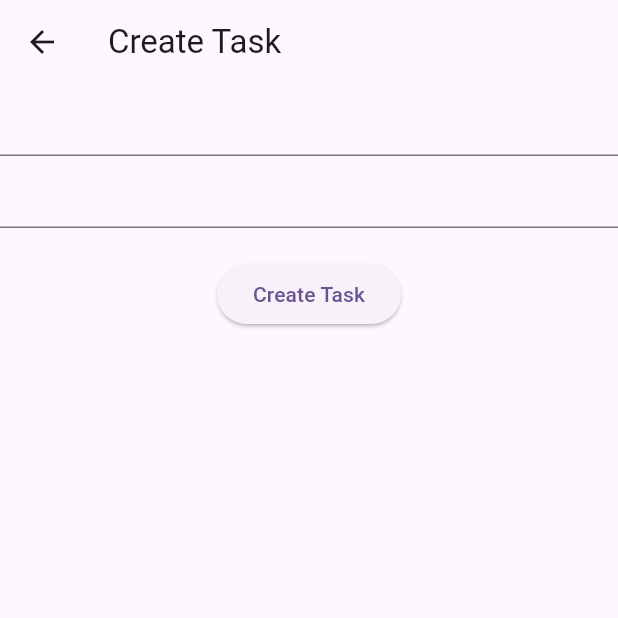
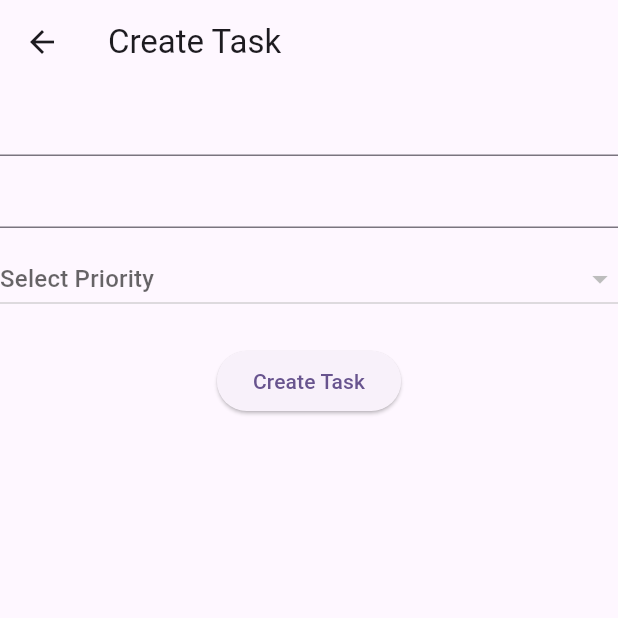
Before and after one commit to MuhammadAliKust/Flutter-B23-Firebase, a Flutter app: the screen it shows after launch, after a tap on the "add" icon, on a phone screen of 412 x 824 dp, the top half of it. Run offline on Flutter 3.47's test engine with Material 3 defaults, Android fonts, the phone set to English and light mode, and no system bars; our stand-ins replace cloud_firestore, firebase_core; accounts and stored records are empty.

Commit message:
Task and Priority Task Done

```diff
--- a/lib/models/task.dart
+++ b/lib/models/task.dart
@@ -12,6 +12,7 @@ class TaskModel {
   final String? title;
   final String? description;
   final String? image;
+  final String? priorityID;
   final bool? isCompleted;
   final int? createdAt;
 
@@ -19,6 +20,7 @@ class TaskModel {
     this.docId,
     this.title,
     this.description,
+    this.priorityID,
     this.image,
     this.isCompleted,
     this.createdAt,
@@ -30,6 +32,7 @@ class TaskModel {
     description: json["description"],
     image: json["image"],
     isCompleted: json["isCompleted"],
+    priorityID: json["priorityID"],
     createdAt: json["createdAt"],
   );
 
@@ -38,6 +41,7 @@ class TaskModel {
     "title": title,
     "description": description,
     "image": image,
+    "priorityID": priorityID,
     "isCompleted": isCompleted,
     "createdAt": createdAt,
   };
--- a/lib/services/priority.dart
+++ b/lib/services/priority.dart
@@ -30,6 +30,20 @@ class PriorityServices {
         );
   }
 
+  ///Get All Priorities
+  Future<List<PriorityModel>> getAllPrioritiesViaFuture() {
+    return FirebaseFirestore.instance
+        .collection(kPriorityCollection)
+        .get()
+        .then(
+          (priorityList) => priorityList.docs
+              .map(
+                (priorityJson) => PriorityModel.fromJson(priorityJson.data()),
+              )
+              .toList(),
+        );
+  }
+
   ///Update Priority
   Future updatePriority(PriorityModel model) async {
     return await FirebaseFirestore.instance
--- a/lib/views/create_task.dart
+++ b/lib/views/create_task.dart
@@ -1,5 +1,7 @@
 import 'package:flutter/material.dart';
+import 'package:flutter_b23_firebase/models/priority.dart';
 import 'package:flutter_b23_firebase/models/task.dart';
+import 'package:flutter_b23_firebase/services/priority.dart';
 import 'package:flutter_b23_firebase/services/task.dart';
 
 class CreateTaskView extends StatefulWidget {
@@ -16,6 +18,19 @@ class _CreateTaskViewState extends State<CreateTaskView> {
 
   bool isLoading = false;
 
+  List<PriorityModel> priorityList = [];
+
+  PriorityModel? selectedPriority;
+
+  @override
+  void initState() {
+    PriorityServices().getAllPrioritiesViaFuture().then((val) {
+      priorityList = val;
+      setState(() {});
+    });
+    super.initState();
+  }
+
   @override
   Widget build(BuildContext context) {
     return Scaffold(
@@ -24,6 +39,22 @@ class _CreateTaskViewState extends State<CreateTaskView> {
         children: [
           TextField(controller: titleController),
           TextField(controller: descriptionController),
+          SizedBox(height: 10),
+          DropdownButton(
+            items: priorityList.map((priority) {
+              return DropdownMenuItem(
+                child: Text(priority.name.toString()),
+                value: priority,
+              );
+            }).toList(),
+            hint: Text("Select Priority"),
+            value: selectedPriority,
+            isExpanded: true,
+            onChanged: (val) {
+              selectedPriority = val;
+              setState(() {});
+            },
+          ),
           SizedBox(height: 20),
           isLoading
               ? Center(child: CircularProgressIndicator())
@@ -51,6 +82,7 @@ class _CreateTaskViewState extends State<CreateTaskView> {
                               title: titleController.text,
                               description: descriptionController.text,
                               isCompleted: false,
+                              priorityID: selectedPriority!.docId.toString(),
                               createdAt: DateTime.now().millisecondsSinceEpoch,
                             ),
                           )
```
Also changed, not shown: lib/services/task.dart (+13 -0 lines), lib/views/get_all_priorities.dart (+13 -0 lines), lib/views/get_priority_task.dart (added, +35 -0 lines).
